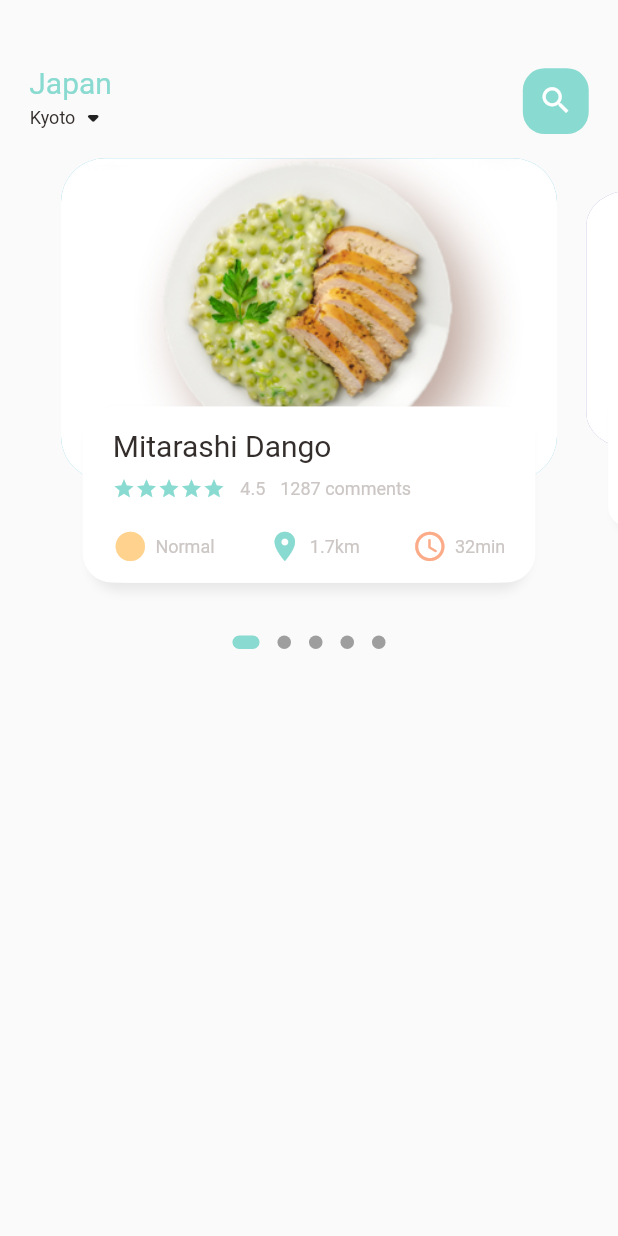
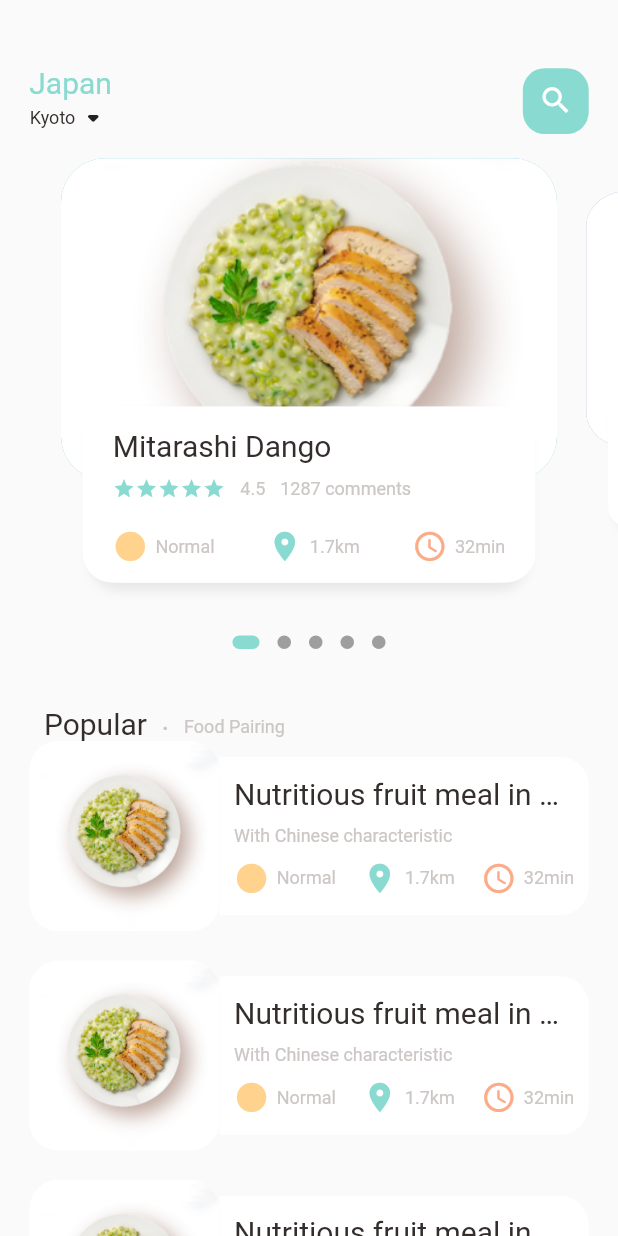
Before and after one commit to alter0z/my-food, a Flutter app: the screen it shows after launch, on a phone screen of 412 x 824 dp. Run offline on Flutter 3.47's test engine with Material 2 defaults, Android fonts, the phone set to English and light mode, and no system bars; drawn by our look-alikes of dots_indicator; our stand-ins replace get.

Commit message:
finishing home page

```diff
--- a/lib/main.dart
+++ b/lib/main.dart
@@ -1,6 +1,6 @@
 import 'package:flutter/material.dart';
 import 'package:get/get.dart';
-import 'home/main_food_page.dart';
+import 'package:my_food/pages/home/main_food_page.dart';
 
 void main() {
   runApp(const MyApp());
--- a/lib/home/food_page_body.dart
+++ b/lib/pages/home/food_page_body.dart
@@ -5,7 +5,7 @@ import 'package:my_food/widgets/big_text.dart';
 import 'package:my_food/widgets/icon_and_text_widget.dart';
 import 'package:my_food/widgets/small_text.dart';
 
-import '../utils/colors.dart';
+import '../../utils/colors.dart';
 
 class FoodPageBody extends StatefulWidget {
   const FoodPageBody({Key? key}) : super(key: key);
@@ -40,6 +40,7 @@ class _FoodPageBodyState extends State<FoodPageBody> {
   Widget build(BuildContext context) {
     return Column(
       children: [
+        // slider section
         Container(
           height: Dimensions.pageView,
           child: PageView.builder(
@@ -58,7 +59,99 @@ class _FoodPageBodyState extends State<FoodPageBody> {
             activeShape: RoundedRectangleBorder(borderRadius: BorderRadius.circular(5.0)),
             activeColor: AppColors.mainColor
           ),
-        )
+        ),
+        // popular text
+        SizedBox(height: Dimensions.height30,),
+        Container(
+          margin: EdgeInsets.only(left: Dimensions.width30),
+          child: Row(
+            crossAxisAlignment: CrossAxisAlignment.end,
+            children: [
+              BigText(text: "Popular"),
+              SizedBox(width: Dimensions.width10,),
+              Container(
+                margin: const EdgeInsets.only(bottom: 3),
+                child: BigText(text: ".",color: const Color(0xFFccc7c5),),
+              ),
+              SizedBox(width: Dimensions.width10,),
+              Container(
+                margin: const EdgeInsets.only(bottom: 2),
+                child: SmallText(text: "Food Pairing ",),
+              )
+            ],
+          ),
+        ),
+        // list food
+        ListView.builder(
+          physics: const NeverScrollableScrollPhysics(),
+          shrinkWrap: true,
+          itemCount: 10, itemBuilder: (context, index) {
+            return Container(
+              margin: EdgeInsets.only(left: Dimensions.width20, right: Dimensions.width20, bottom: Dimensions.height20),
+              child: Row(
+                children: [
+                  // food image
+                  Container(
+                    width: Dimensions.listViewImageSize,
+                    height: Dimensions.listViewImageSize,
+                    decoration: BoxDecoration(
+                      borderRadius: BorderRadius.circular(Dimensions.radius20),
+                      color: Colors.white24,
+                      image: const DecorationImage(
+                        fit: BoxFit.cover,
+                        image: AssetImage(
+                          "assets/image/food13.png"
+                        )
+                      )
+                    ),
+                  ),
+                  // food info
+                  Expanded(
+                    child: Container(
+                      height: Dimensions.listViewTextContSize,
+                      decoration: BoxDecoration(
+                        borderRadius: BorderRadius.only(
+                          topRight: Radius.circular(Dimensions.radius20),
+                          bottomRight: Radius.circular(Dimensions.radius20),
+                        ),
+                        color: Colors.white
+                      ),
+                      child: Padding(
+                        padding: EdgeInsets.only(left: Dimensions.width10, right: Dimensions.width10),
+                        child: Column(
+                          crossAxisAlignment: CrossAxisAlignment.start,
+                          mainAxisAlignment: MainAxisAlignment.center,
+                          children: [
+                            BigText(text: "Nutritious fruit meal in Japan"),
+                            SizedBox(height: Dimensions.height10,),
+                            SmallText(text: "With Chinese characteristic"),
+                            SizedBox(height: Dimensions.height10,),
+                            Row(
+                              mainAxisAlignment: MainAxisAlignment.spaceBetween,
+                              children: [
+                                IconAndTextWidget(icon: Icons.circle_sharp,
+                                    text: "Normal",
+                                    iconColor: AppColors.iconColor1
+                                ),
+                                IconAndTextWidget(icon: Icons.location_on,
+                                    text: "1.7km",
+                                    iconColor: AppColors.mainColor
+                                ),
+                                IconAndTextWidget(icon: Icons.access_time_rounded,
+                                    text: "32min",
+                                    iconColor: AppColors.iconColor2
+                                )
+                              ],
+                            )
+                          ],
+                        ),
+                      ),
+                    ),
+                  )
+                ],
+              ),
+            );
+        }),
       ],
     );
   }
--- a/lib/home/main_food_page.dart
+++ b/lib/pages/home/main_food_page.dart
@@ -1,10 +1,10 @@
 import 'package:flutter/material.dart';
-import 'package:my_food/home/food_page_body.dart';
+import 'package:my_food/pages/home/food_page_body.dart';
 import 'package:my_food/utils/colors.dart';
 import 'package:my_food/utils/dimensions.dart';
 import 'package:my_food/widgets/big_text.dart';
 
-import '../widgets/small_text.dart';
+import '../../widgets/small_text.dart';
 
 class MainFoodPage extends StatefulWidget {
   const MainFoodPage({Key? key}) : super(key: key);
@@ -41,7 +41,7 @@ class _MainFoodPageState extends State<MainFoodPage> {
                     child: Container(
                       width: Dimensions.height45,
                       height: Dimensions.height45,
-                      child: Icon(Icons.search,color: Colors.white,size: Dimensions.icon24,),
+                      child:  Icon(Icons.search,color: Colors.white,size: Dimensions.icon24,),
                       decoration: BoxDecoration(
                           borderRadius: BorderRadius.circular(Dimensions.radius15),
                           color: AppColors.mainColor
@@ -52,7 +52,7 @@ class _MainFoodPageState extends State<MainFoodPage> {
               ),
             )
           ),
-          const FoodPageBody()
+          const Expanded(child: SingleChildScrollView(child: FoodPageBody()))
         ],
       ),
     );
--- a/lib/utils/dimensions.dart
+++ b/lib/utils/dimensions.dart
@@ -32,5 +32,9 @@ class Dimensions {
   static double radius30 = screenHeight/28.13;
 
   // dynamic icon size
-static double icon24 = screenHeight/35.17;
+  static double icon24 = screenHeight/35.17;
+
+  // list view size
+  static double listViewImageSize = screenWidth/3.25;
+  static double listViewTextContSize = screenWidth/3.9;
 }
```
